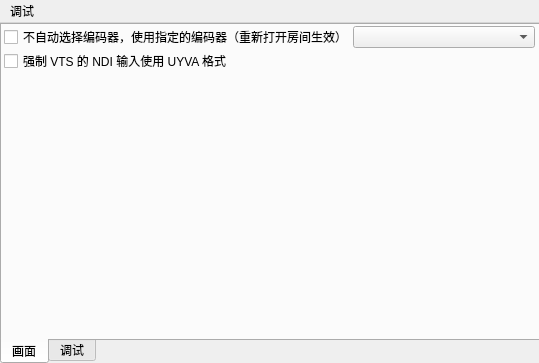
The window that ui/windows/settingwindow.ui (reitovo/vlink-client) describes before a commit, drawn with Qt 5.
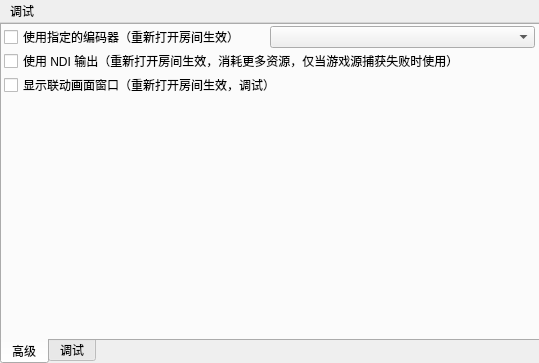
The same window after the commit.

What changed in the file:
```diff
--- a/ui/windows/settingwindow.ui
+++ b/ui/windows/settingwindow.ui
@@ -37,7 +37,7 @@
     </property>
     <widget class="QWidget" name="tab">
      <attribute name="title">
-      <string>画面</string>
+      <string>高级</string>
      </attribute>
      <widget class="QWidget" name="verticalLayoutWidget">
       <property name="geometry">
@@ -57,7 +57,7 @@
          <item>
           <widget class="QCheckBox" name="shouldForceEncoder">
            <property name="text">
-            <string>不自动选择编码器，使用指定的编码器（重新打开房间生效）</string>
+            <string>使用指定的编码器（重新打开房间生效）</string>
            </property>
           </widget>
          </item>
@@ -69,7 +69,14 @@
        <item>
         <widget class="QCheckBox" name="forceUyva">
          <property name="text">
-          <string>强制 VTS 的 NDI 输入使用 UYVA 格式</string>
+          <string>使用 NDI 输出（重新打开房间生效，消耗更多资源，仅当游戏源捕获失败时使用）</string>
+         </property>
+        </widget>
+       </item>
+       <item>
+        <widget class="QCheckBox" name="showDxgiWindow">
+         <property name="text">
+          <string>显示联动画面窗口（重新打开房间生效，调试）</string>
          </property>
         </widget>
        </item>
```
Left out of the diff: 10 changed lines with no effect on the pictures.
